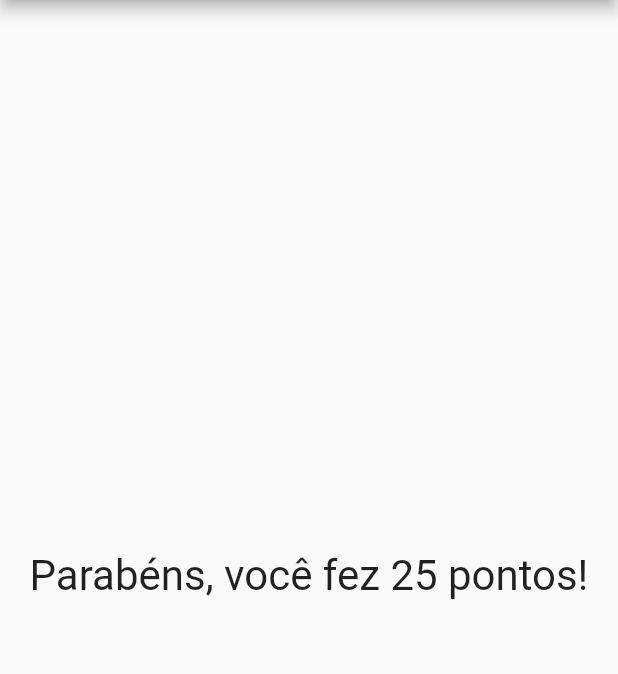
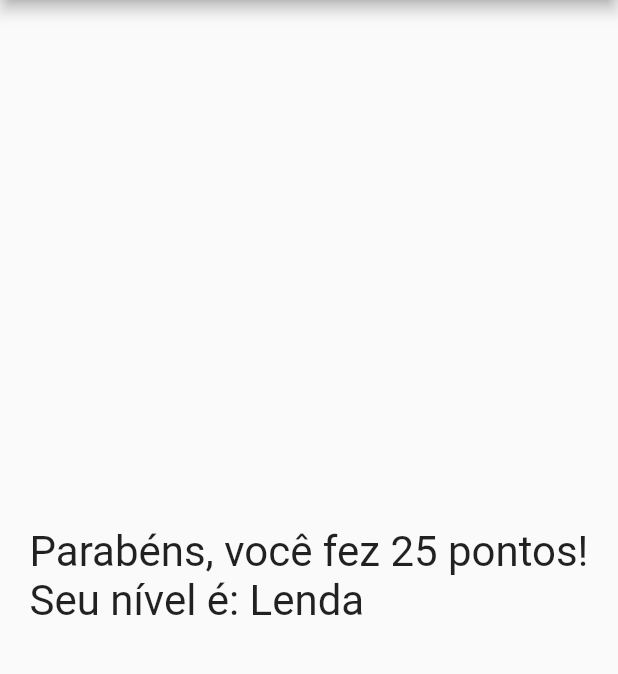
Before and after one commit to eduardobueno/curso_flutter, a Flutter app: the screen it shows after launch, after a tap on "Preto", after a tap on "Coelho", after a tap on "Maria", on a phone screen of 412 x 824 dp, the part 84-758 px from its top. Run offline on Flutter 3.47's test engine with Material 2 defaults, Android fonts, the phone set to English and light mode, and no system bars.

Commit message:
Ajustando mensagem de resultado, apresentando nível de acordo com número de acertos

```diff
--- a/projeto_perguntas/lib/main.dart
+++ b/projeto_perguntas/lib/main.dart
@@ -65,7 +65,8 @@ class _PerguntaAppState extends State<PerguntasApp> {
                 quandoResponder: _responder,
               )
             : Resultado(
-                'Parabéns, você fez ${_pontuacaoTotal.toString()} pontos!'),
+                'Parabéns, você fez ${_pontuacaoTotal.toString()} pontos!',
+                _pontuacaoTotal),
       ),
     );
   }
--- a/projeto_perguntas/lib/src/resultado.dart
+++ b/projeto_perguntas/lib/src/resultado.dart
@@ -2,14 +2,27 @@ import 'package:flutter/material.dart';
 
 class Resultado extends StatelessWidget {
   final String texto;
+  final int pontuacao;
 
-  Resultado(this.texto);
+  Resultado(this.texto, this.pontuacao);
+
+  String get fraseResultado {
+    if (pontuacao < 8) {
+      return 'Iniciante';
+    } else if (pontuacao < 12) {
+      return 'Veterano';
+    } else if (pontuacao < 16) {
+      return 'Campeão';
+    } else {
+      return 'Lenda';
+    }
+  }
 
   @override
   Widget build(BuildContext context) {
     return Center(
       child: Text(
-        texto,
+        '${texto}\nSeu nível é: ${fraseResultado}',
         style: TextStyle(
           fontSize: 28,
         ),
```
